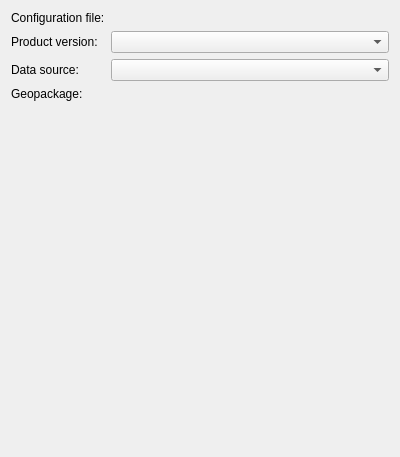
Before: the Qt Designer form src/qgis_project_configurator_plugin/ui/create_project_panel_widget.ui in nlsfi/qgis-project-configurator, drawn with Qt 5.
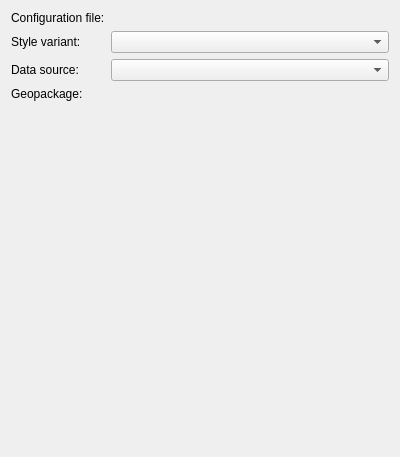
After: the same form once the commit is applied. Custom widgets are drawn as their Qt base class.

Commit message: refactor: rename product_version to style_variant, fix ruff errors

Diff of the .ui file:
```diff
--- a/src/qgis_project_configurator_plugin/ui/create_project_panel_widget.ui
+++ b/src/qgis_project_configurator_plugin/ui/create_project_panel_widget.ui
@@ -29,7 +29,7 @@
      <item row="1" column="0">
       <widget class="QLabel" name="product_version_label">
        <property name="text">
-        <string>Product version:</string>
+        <string>Style variant:</string>
        </property>
       </widget>
      </item>
```
Left out of the diff: 4 changed lines with no effect on the pictures. The commit also changes 12 other files.
